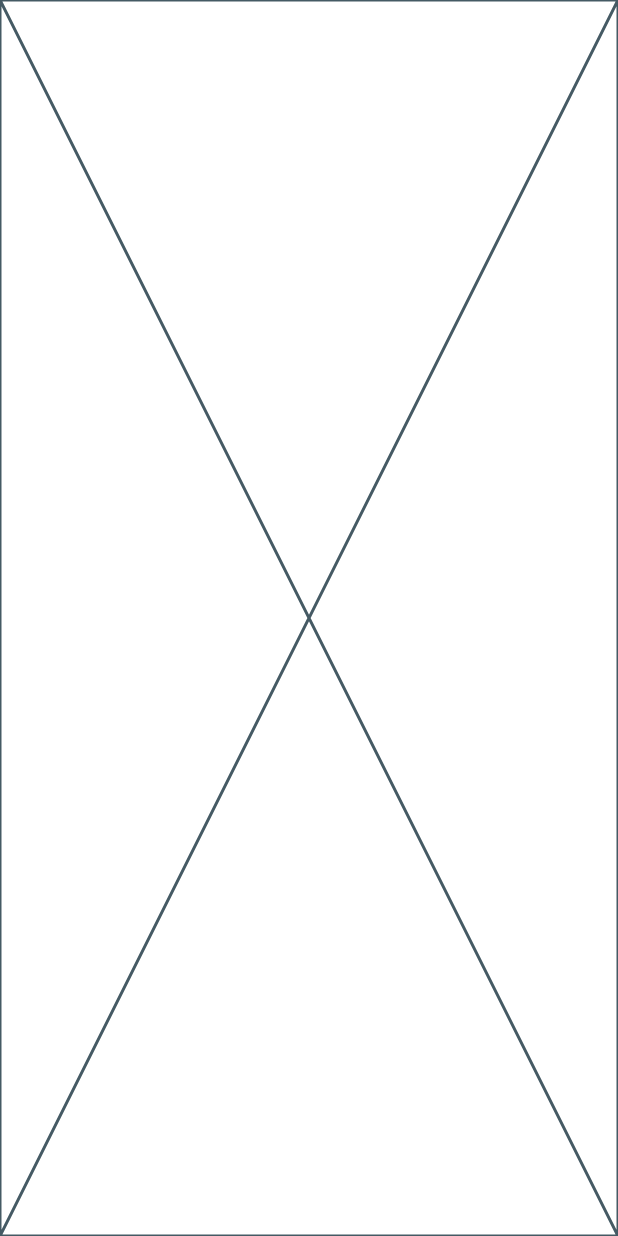
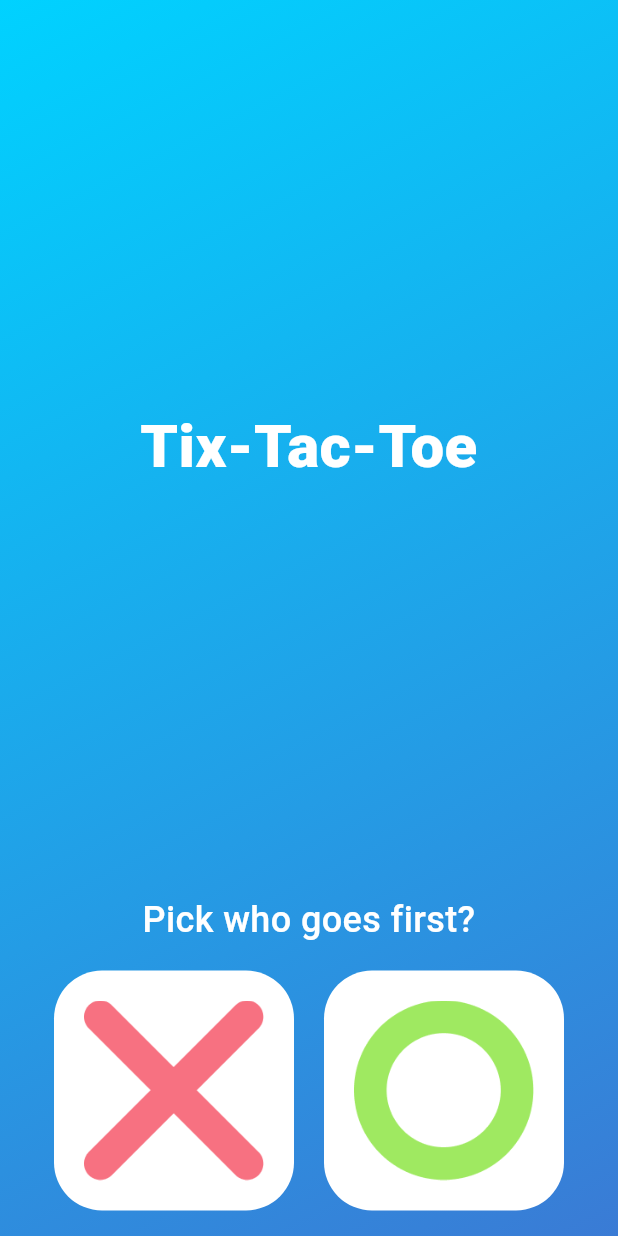
Before and after one commit to MayadaALMaghribi/xoApp, a Flutter app: the screen it shows after launch, on a phone screen of 412 x 824 dp. Run offline on Flutter 3.47's test engine with Material 3 defaults, Android fonts, the phone set to English and light mode, and no system bars.

Commit message:
finish welcom screen

```diff
--- /dev/null
+++ b/lib/core/widget/custom_scaffold_widget.dart
@@ -0,0 +1,20 @@
+import 'package:flutter/material.dart';
+import 'package:xoapp/core/constants/app_color.dart';
+
+class CustomScaffoldWidget extends StatelessWidget {
+  const CustomScaffoldWidget({super.key, required this.body});
+  final Widget body;
+  @override
+  Widget build(BuildContext context) {
+    return Container(
+      decoration: BoxDecoration(
+        gradient: LinearGradient(
+          begin: AlignmentGeometry.topStart,
+          end: AlignmentGeometry.bottomEnd,
+          colors: [AppColor.cyan, AppColor.blue],
+        ),
+      ),
+      child: Scaffold(backgroundColor: Colors.transparent, body: body),
+    );
+  }
+}
--- a/lib/feature/welcomScreen/views/welcom_screen.dart
+++ b/lib/feature/welcomScreen/views/welcom_screen.dart
@@ -1,10 +1,41 @@
 import 'package:flutter/material.dart';
+import 'package:xoapp/core/constants/app_text_style.dart';
+import 'package:xoapp/core/widget/custom_scaffold_widget.dart';
+import 'package:xoapp/feature/welcomScreen/widgets/custom_box_choose_player.dart';
 
 class WelcomScreen extends StatelessWidget {
   const WelcomScreen({super.key});
 
   @override
   Widget build(BuildContext context) {
-    return const Placeholder();
+    return CustomScaffoldWidget(
+      body: Column(
+        crossAxisAlignment: CrossAxisAlignment.stretch,
+        children: [
+          Spacer(),
+          Text(
+            "Tix-Tac-Toe",
+            style: AppTextStyle.white40larg,
+            textAlign: TextAlign.center,
+          ),
+          Spacer(),
+          Text(
+            "Pick who goes first?",
+            style: AppTextStyle.white24Medium,
+            textAlign: TextAlign.center,
+          ),
+          Padding(
+            padding: const EdgeInsets.symmetric(horizontal: 16, vertical: 17),
+            child: Row(
+              mainAxisAlignment: MainAxisAlignment.spaceEvenly,
+              children: [
+                CustomBoxChoosePlayer(image: "assets/X.png"),
+                CustomBoxChoosePlayer(image: "assets/O.png"),
+              ],
+            ),
+          ),
+        ],
+      ),
+    );
   }
 }
--- /dev/null
+++ b/lib/feature/welcomScreen/widgets/custom_box_choose_player.dart
@@ -0,0 +1,21 @@
+import 'package:flutter/material.dart';
+import 'package:xoapp/core/constants/app_color.dart';
+
+class CustomBoxChoosePlayer extends StatelessWidget {
+  final String image;
+  const CustomBoxChoosePlayer({super.key, required this.image});
+
+  @override
+  Widget build(BuildContext context) {
+    return Container(
+      width: 160,
+      padding: EdgeInsets.all(20),
+
+      decoration: BoxDecoration(
+        borderRadius: BorderRadius.circular(32),
+        color: AppColor.white,
+      ),
+      child: Image.asset(image),
+    );
+  }
+}
--- a/lib/main.dart
+++ b/lib/main.dart
@@ -14,6 +14,7 @@ class MyApp extends StatelessWidget {
   @override
   Widget build(BuildContext context) {
     return MaterialApp(
+      debugShowCheckedModeBanner: false,
       initialRoute: RoutesName.welcomScreen,
       routes: {
         '${RoutesName.welcomScreen}': (context) => WelcomScreen(),
```
